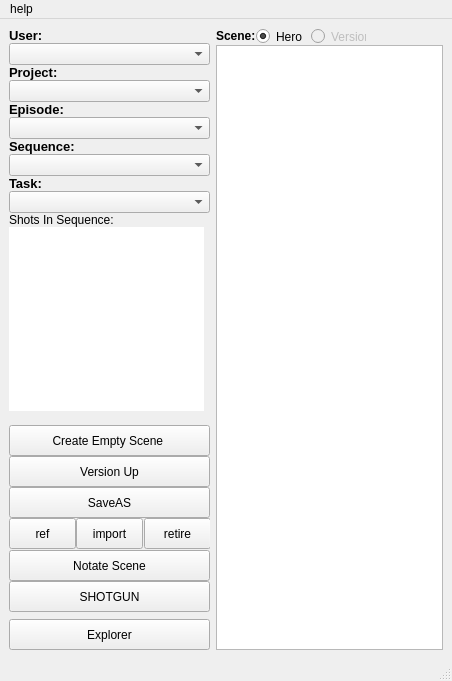
The window that dsShotOpen/dsShotOpenUI.ui (davidwilliamsDK/maya) describes before a commit, drawn with Qt 5.
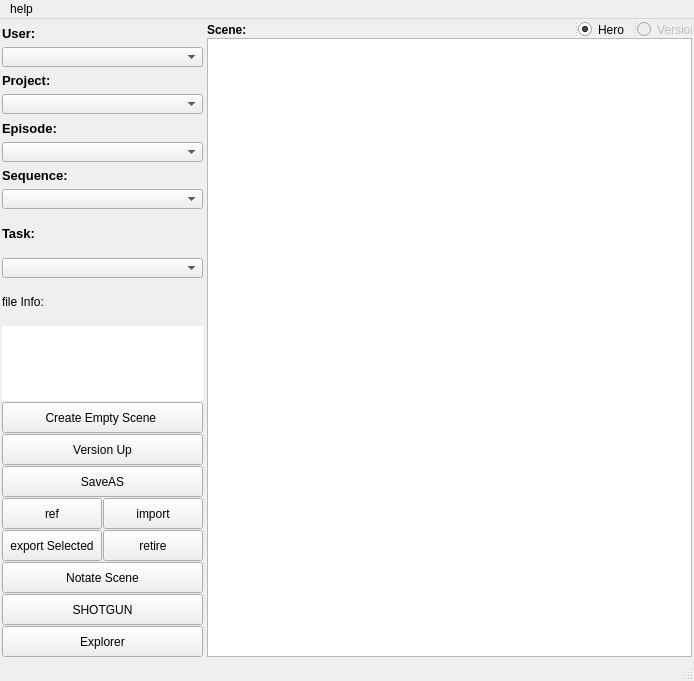
The same window after the commit.

```diff
--- a/dsShotOpen/dsShotOpenUI.ui
+++ b/dsShotOpen/dsShotOpenUI.ui
@@ -6,7 +6,7 @@
    <rect>
     <x>0</x>
     <y>0</y>
-    <width>452</width>
+    <width>694</width>
     <height>681</height>
    </rect>
   </property>
@@ -18,100 +18,36 @@
   </property>
   <property name="maximumSize">
    <size>
-    <width>452</width>
+    <width>1000</width>
     <height>681</height>
    </size>
   </property>
   <property name="windowTitle">
    <string>dsShotOpen</string>
   </property>
+  <property name="documentMode">
+   <bool>false</bool>
+  </property>
   <property name="tabShape">
    <enum>QTabWidget::Rounded</enum>
   </property>
   <widget class="QWidget" name="centralwidget">
+   <property name="sizePolicy">
+    <sizepolicy hsizetype="Expanding" vsizetype="Expanding">
+     <horstretch>0</horstretch>
+     <verstretch>0</verstretch>
+    </sizepolicy>
+   </property>
    <layout class="QGridLayout" name="gridLayout">
+    <property name="horizontalSpacing">
+     <number>4</number>
+    </property>
     <property name="verticalSpacing">
-     <number>0</number>
+     <number>1</number>
     </property>
-    <item row="17" column="0">
-     <widget class="QSplitter" name="splitter">
-      <property name="minimumSize">
-       <size>
-        <width>201</width>
-        <height>32</height>
-       </size>
-      </property>
-      <property name="maximumSize">
-       <size>
-        <width>203</width>
-        <height>31</height>
-       </size>
-      </property>
-      <property name="lineWidth">
-       <number>0</number>
-      </property>
-      <property name="orientation">
-       <enum>Qt::Horizontal</enum>
-      </property>
-      <property name="opaqueResize">
-       <bool>true</bool>
-      </property>
-      <property name="handleWidth">
-       <number>1</number>
-      </property>
-      <widget class="QPushButton" name="ref_B">
-       <property name="minimumSize">
-        <size>
-         <width>67</width>
-         <height>31</height>
-        </size>
-       </property>
-       <property name="maximumSize">
-        <size>
-         <width>67</width>
-         <height>31</height>
-        </size>
-       </property>
-       <property name="text">
-        <string>ref</string>
-       </property>
-      </widget>
-      <widget class="QPushButton" name="import_B">
-       <property name="minimumSize">
-        <size>
-         <width>67</width>
-         <height>31</height>
-        </size>
-       </property>
-       <property name="maximumSize">
-        <size>
-         <width>67</width>
-         <height>31</height>
-        </size>
-       </property>
-       <property name="text">
-        <string>import</string>
-       </property>
-      </widget>
-      <widget class="QPushButton" name="retire_B">
-       <property name="minimumSize">
-        <size>
-         <width>67</width>
-         <height>31</height>
-        </size>
-       </property>
-       <property name="maximumSize">
-        <size>
-         <width>67</width>
-         <height>31</height>
-        </size>
-       </property>
-       <property name="text">
-        <string>retire</string>
-       </property>
-      </widget>
-     </widget>
-    </item>
+    <property name="margin">
+     <number>2</number>
+    </property>
     <item row="0" column="0">
      <widget class="QLabel" name="user_L">
       <property name="maximumSize">
@@ -132,48 +68,126 @@
       </property>
      </widget>
     </item>
-    <item row="7" column="0">
-     <widget class="QComboBox" name="sequence_CB">
-      <property name="minimumSize">
-       <size>
-        <width>150</width>
-        <height>0</height>
-       </size>
-      </property>
-     </widget>
+    <item row="0" column="1" rowspan="20">
+     <layout class="QVBoxLayout" name="verticalLayout_2">
+      <item>
+       <widget class="QSplitter" name="splitter_3">
+        <property name="orientation">
+         <enum>Qt::Horizontal</enum>
+        </property>
+        <property name="opaqueResize">
+         <bool>true</bool>
+        </property>
+        <property name="childrenCollapsible">
+         <bool>true</bool>
+        </property>
+        <widget class="QLabel" name="scene_L">
+         <property name="sizePolicy">
+          <sizepolicy hsizetype="Fixed" vsizetype="Fixed">
+           <horstretch>0</horstretch>
+           <verstretch>0</verstretch>
+          </sizepolicy>
+         </property>
+         <property name="font">
+          <font>
+           <pointsize>9</pointsize>
+           <weight>75</weight>
+           <bold>true</bold>
+          </font>
+         </property>
+         <property name="text">
+          <string>Scene:</string>
+         </property>
+        </widget>
+        <widget class="QRadioButton" name="hero_RB">
+         <property name="enabled">
+          <bool>true</bool>
+         </property>
+         <property name="minimumSize">
+          <size>
+           <width>55</width>
+           <height>17</height>
+          </size>
+         </property>
+         <property name="maximumSize">
+          <size>
+           <width>47</width>
+           <height>17</height>
+          </size>
+         </property>
+         <property name="text">
+          <string>Hero</string>
+         </property>
+         <property name="checked">
+          <bool>true</bool>
+         </property>
+        </widget>
+        <widget class="QRadioButton" name="version_RB">
+         <property name="enabled">
+          <bool>false</bool>
+         </property>
+         <property name="minimumSize">
+          <size>
+           <width>55</width>
+           <height>17</height>
+          </size>
+         </property>
+         <property name="maximumSize">
+          <size>
+           <width>47</width>
+           <height>17</height>
+          </size>
+         </property>
+         <property name="text">
+          <string>Version</string>
+         </property>
+         <property name="checked">
+          <bool>false</bool>
+         </property>
+        </widget>
+       </widget>
+      </item>
+      <item>
+       <widget class="QListWidget" name="scene_LW">
+        <property name="minimumSize">
+         <size>
+          <width>211</width>
+          <height>400</height>
+         </size>
+        </property>
+        <property name="iconSize">
+         <size>
+          <width>550</width>
+          <height>550</height>
+         </size>
+        </property>
+        <property name="spacing">
+         <number>5</number>
+        </property>
+        <property name="gridSize">
+         <size>
+          <width>1</width>
+          <height>25</height>
+         </size>
+        </property>
+       </widget>
+      </item>
+     </layout>
     </item>
-    <item row="15" column="0">
-     <widget class="QPushButton" name="versionUp_B">
-      <property name="enabled">
-       <bool>true</bool>
-      </property>
-      <property name="sizePolicy">
-       <sizepolicy hsizetype="Fixed" vsizetype="Fixed">
-        <horstretch>0</horstretch>
-        <verstretch>0</verstretch>
-       </sizepolicy>
-      </property>
+    <item row="1" column="0">
+     <widget class="QComboBox" name="user_CB">
       <property name="minimumSize">
        <size>
-        <width>201</width>
-        <height>31</height>
+        <width>199</width>
+        <height>20</height>
        </size>
       </property>
       <property name="maximumSize">
        <size>
         <width>201</width>
-        <height>31</height>
+        <height>20</height>
        </size>
       </property>
-      <property name="font">
-       <font>
-        <weight>50</weight>
-        <bold>false</bold>
-       </font>
-      </property>
-      <property name="text">
-       <string>Version Up</string>
-      </property>
      </widget>
     </item>
     <item row="2" column="0">
@@ -200,43 +214,124 @@
      <widget class="QComboBox" name="projects_CB">
       <property name="minimumSize">
        <size>
-        <width>150</width>
-        <height>0</height>
+        <width>199</width>
+        <height>20</height>
        </size>
       </property>
+      <property name="maximumSize">
+       <size>
+        <width>201</width>
+        <height>20</height>
+       </size>
+      </property>
      </widget>
     </item>
-    <item row="18" column="0">
-     <widget class="QPushButton" name="notate_B">
-      <property name="enabled">
-       <bool>true</bool>
+    <item row="4" column="0">
+     <widget class="QLabel" name="episode_L">
+      <property name="maximumSize">
+       <size>
+        <width>201</width>
+        <height>26</height>
+       </size>
       </property>
-      <property name="sizePolicy">
-       <sizepolicy hsizetype="Fixed" vsizetype="Fixed">
-        <horstretch>0</horstretch>
-        <verstretch>0</verstretch>
-       </sizepolicy>
+      <property name="font">
+       <font>
+        <pointsize>10</pointsize>
+        <weight>75</weight>
+        <bold>true</bold>
+       </font>
       </property>
+      <property name="text">
+       <string>Episode:</string>
+      </property>
+     </widget>
+    </item>
+    <item row="5" column="0">
+     <widget class="QComboBox" name="episodes_CB">
       <property name="minimumSize">
        <size>
+        <width>199</width>
+        <height>20</height>
+       </size>
+      </property>
+      <property name="maximumSize">
+       <size>
         <width>201</width>
-        <height>31</height>
+        <height>20</height>
        </size>
       </property>
+     </widget>
+    </item>
+    <item row="6" column="0">
+     <widget class="QLabel" name="seq_L">
       <property name="maximumSize">
        <size>
         <width>201</width>
-        <height>31</height>
+        <height>25</height>
        </size>
       </property>
       <property name="font">
        <font>
-        <weight>50</weight>
-        <bold>false</bold>
+        <pointsize>10</pointsize>
+        <weight>75</weight>
+        <bold>true</bold>
        </font>
       </property>
       <property name="text">
-       <string>Notate Scene</string>
+       <string>Sequence:</string>
+      </property>
+     </widget>
+    </item>
+    <item row="7" column="0">
+     <widget class="QComboBox" name="sequence_CB">
+      <property name="minimumSize">
+       <size>
+        <width>199</width>
+        <height>20</height>
+       </size>
+      </property>
+      <property name="maximumSize">
+       <size>
+        <width>201</width>
+        <height>20</height>
+       </size>
+      </property>
+     </widget>
+    </item>
+    <item row="8" column="0">
+     <widget class="QLabel" name="task_L">
+      <property name="font">
+       <font>
+        <pointsize>10</pointsize>
+        <weight>75</weight>
+        <bold>true</bold>
+       </font>
+      </property>
+      <property name="text">
+       <string>Task:</string>
+      </property>
+     </widget>
+    </item>
+    <item row="9" column="0">
+     <widget class="QComboBox" name="task_CB">
+      <property name="minimumSize">
+       <size>
+        <width>199</width>
+        <height>20</height>
+       </size>
+      </property>
+      <property name="maximumSize">
+       <size>
+        <width>201</width>
+        <height>20</height>
+       </size>
+      </property>
+     </widget>
+    </item>
+    <item row="10" column="0">
+     <widget class="QLabel" name="shots_L">
+      <property name="text">
+       <string>file Info:</string>
       </property>
      </widget>
     </item>
@@ -244,14 +339,14 @@
      <widget class="QListWidget" name="shots_LW">
       <property name="minimumSize">
        <size>
-        <width>195</width>
-        <height>184</height>
+        <width>201</width>
+        <height>75</height>
        </size>
       </property>
       <property name="maximumSize">
        <size>
-        <width>195</width>
-        <height>184</height>
+        <width>201</width>
+        <height>75</height>
        </size>
       </property>
       <property name="frameShape">
@@ -268,207 +363,7 @@
       </property>
      </widget>
     </item>
-    <item row="8" column="0">
-     <widget class="QLabel" name="task_L">
-      <property name="font">
-       <font>
-        <pointsize>10</pointsize>
-        <weight>75</weight>
-        <bold>true</bold>
-       </font>
-      </property>
-      <property name="text">
-       <string>Task:</string>
-      </property>
-     </widget>
-    </item>
-    <item row="10" column="0">
-     <widget class="QLabel" name="shots_L">
-      <property name="text">
-       <string>Shots In Sequence:</string>
-      </property>
-     </widget>
-    </item>
-    <item row="9" column="0">
-     <widget class="QComboBox" name="task_CB">
-      <property name="minimumSize">
-       <size>
-        <width>150</width>
-        <height>0</height>
-       </size>
-      </property>
-     </widget>
-    </item>
-    <item row="0" column="1" rowspan="22">
-     <layout class="QGridLayout" name="gridLayout_2">
-      <item row="0" column="0">
-       <widget class="QLabel" name="scene_L">
-        <property name="sizePolicy">
-         <sizepolicy hsizetype="Fixed" vsizetype="Fixed">
-          <horstretch>0</horstretch>
-          <verstretch>0</verstretch>
-         </sizepolicy>
-        </property>
-        <property name="font">
-         <font>
-          <pointsize>9</pointsize>
-          <weight>75</weight>
-          <bold>true</bold>
-         </font>
-        </property>
-        <property name="text">
-         <string>Scene:</string>
-        </property>
-       </widget>
-      </item>
-      <item row="0" column="1">
-       <widget class="QRadioButton" name="hero_RB">
-        <property name="enabled">
-         <bool>true</bool>
-        </property>
-        <property name="minimumSize">
-         <size>
-          <width>55</width>
-          <height>17</height>
-         </size>
-        </property>
-        <property name="maximumSize">
-         <size>
-          <width>47</width>
-          <height>17</height>
-         </size>
-        </property>
-        <property name="text">
-         <string>Hero</string>
-        </property>
-        <property name="checked">
-         <bool>true</bool>
-        </property>
-       </widget>
-      </item>
-      <item row="0" column="2">
-       <widget class="QRadioButton" name="version_RB">
-        <property name="enabled">
-         <bool>false</bool>
-        </property>
-        <property name="minimumSize">
-         <size>
-          <width>55</width>
-          <height>17</height>
-         </size>
-        </property>
-        <property name="maximumSize">
-         <size>
-          <width>47</width>
-          <height>17</height>
-         </size>
-        </property>
-        <property name="text">
-         <string>Version</string>
-        </property>
-        <property name="checked">
-         <bool>false</bool>
-        </property>
-       </widget>
-      </item>
-      <item row="1" column="0" colspan="4">
-       <widget class="QListWidget" name="scene_LW">
-        <property name="minimumSize">
-         <size>
-          <width>211</width>
-          <height>400</height>
-         </size>
-        </property>
-        <property name="iconSize">
-         <size>
-          <width>100</width>
-          <height>500</height>
-         </size>
-        </property>
-       </widget>
-      </item>
-     </layout>
-    </item>
-    <item row="1" column="0">
-     <widget class="QComboBox" name="user_CB">
-      <property name="minimumSize">
-       <size>
-        <width>150</width>
-        <height>0</height>
-       </size>
-      </property>
-     </widget>
-    </item>
-    <item row="5" column="0">
-     <widget class="QComboBox" name="episodes_CB">
-      <property name="minimumSize">
-       <size>
-        <width>150</width>
-        <height>0</height>
-       </size>
-      </property>
-     </widget>
-    </item>
-    <item row="6" column="0">
-     <widget class="QLabel" name="seq_L">
-      <property name="maximumSize">
-       <size>
-        <width>201</width>
-        <height>25</height>
-       </size>
-      </property>
-      <property name="font">
-       <font>
-        <pointsize>10</pointsize>
-        <weight>75</weight>
-        <bold>true</bold>
-       </font>
-      </property>
-      <property name="text">
-       <string>Sequence:</string>
-      </property>
-     </widget>
-    </item>
-    <item row="4" column="0">
-     <widget class="QLabel" name="episode_L">
-      <property name="maximumSize">
-       <size>
-        <width>201</width>
-        <height>26</height>
-       </size>
-      </property>
-      <property name="font">
-       <font>
-        <pointsize>10</pointsize>
-        <weight>75</weight>
-        <bold>true</bold>
-       </font>
-      </property>
-      <property name="text">
-       <string>Episode:</string>
-      </property>
-     </widget>
-    </item>
-    <item row="19" column="0">
-     <widget class="QPushButton" name="sg_B">
-      <property name="minimumSize">
-       <size>
-        <width>201</width>
-        <height>31</height>
-       </size>
-      </property>
-      <property name="maximumSize">
-       <size>
-        <width>201</width>
-        <height>31</height>
-       </size>
-      </property>
-      <property name="text">
-       <string>SHOTGUN</string>
-      </property>
-     </widget>
-    </item>
-    <item row="14" column="0">
+    <item row="12" column="0">
      <widget class="QPushButton" name="createEmpty_B">
       <property name="enabled">
        <bool>true</bool>
@@ -502,8 +397,8 @@
       </property>
      </widget>
     </item>
-    <item row="21" column="0">
-     <widget class="QPushButton" name="explorer_B">
+    <item row="13" column="0">
+     <widget class="QPushButton" name="versionUp_B">
       <property name="enabled">
        <bool>true</bool>
       </property>
@@ -532,11 +427,11 @@
        </font>
       </property>
       <property name="text">
-       <string>Explorer</string>
+       <string>Version Up</string>
       </property>
      </widget>
     </item>
-    <item row="16" column="0">
+    <item row="14" column="0">
      <widget class="QPushButton" name="saveAs_B">
       <property name="minimumSize">
        <size>
@@ -544,11 +439,222 @@
         <height>31</height>
        </size>
       </property>
+      <property name="maximumSize">
+       <size>
+        <width>201</width>
+        <height>31</height>
+       </size>
+      </property>
       <property name="text">
        <string>SaveAS</string>
       </property>
      </widget>
     </item>
+    <item row="15" column="0">
+     <widget class="QSplitter" name="splitter">
+      <property name="minimumSize">
+       <size>
+        <width>201</width>
+        <height>31</height>
+       </size>
+      </property>
+      <property name="maximumSize">
+       <size>
+        <width>200</width>
+        <height>31</height>
+       </size>
+      </property>
+      <property name="orientation">
+       <enum>Qt::Horizontal</enum>
+      </property>
+      <property name="handleWidth">
+       <number>1</number>
+      </property>
+      <widget class="QPushButton" name="ref_B">
+       <property name="minimumSize">
+        <size>
+         <width>100</width>
+         <height>31</height>
+        </size>
+       </property>
+       <property name="maximumSize">
+        <size>
+         <width>100</width>
+         <height>31</height>
+        </size>
+       </property>
+       <property name="text">
+        <string>ref</string>
+       </property>
+      </widget>
+      <widget class="QPushButton" name="import_B">
+       <property name="minimumSize">
+        <size>
+         <width>100</width>
+         <height>31</height>
+        </size>
+       </property>
+       <property name="maximumSize">
+        <size>
+         <width>99</width>
+         <height>31</height>
+        </size>
+       </property>
+       <property name="text">
+        <string>import</string>
+       </property>
+      </widget>
+     </widget>
+    </item>
+    <item row="16" column="0">
+     <widget class="QSplitter" name="splitter_2">
+      <property name="minimumSize">
+       <size>
+        <width>201</width>
+        <height>31</height>
+       </size>
+      </property>
+      <property name="maximumSize">
+       <size>
+        <width>200</width>
+        <height>31</height>
+       </size>
+      </property>
+      <property name="orientation">
+       <enum>Qt::Horizontal</enum>
+      </property>
+      <property name="opaqueResize">
+       <bool>true</bool>
+      </property>
+      <property name="handleWidth">
+       <number>1</number>
+      </property>
+      <property name="childrenCollapsible">
+       <bool>false</bool>
+      </property>
+      <widget class="QPushButton" name="export_B">
+       <property name="minimumSize">
+        <size>
+         <width>100</width>
+         <height>31</height>
+        </size>
+       </property>
+       <property name="maximumSize">
+        <size>
+         <width>100</width>
+         <height>31</height>
+        </size>
+       </property>
+       <property name="text">
+        <string>export Selected</string>
+       </property>
+      </widget>
+      <widget class="QPushButton" name="retire_B">
+       <property name="minimumSize">
+        <size>
+         <width>100</width>
+         <height>31</height>
+        </size>
+       </property>
+       <property name="maximumSize">
+        <size>
+         <width>99</width>
+         <height>31</height>
+        </size>
+       </property>
+       <property name="text">
+        <string>retire</string>
+       </property>
+      </widget>
+     </widget>
+    </item>
+    <item row="17" column="0">
+     <widget class="QPushButton" name="notate_B">
+      <property name="enabled">
+       <bool>true</bool>
+      </property>
+      <property name="sizePolicy">
+       <sizepolicy hsizetype="Fixed" vsizetype="Fixed">
+        <horstretch>0</horstretch>
+        <verstretch>0</verstretch>
+       </sizepolicy>
+      </property>
+      <property name="minimumSize">
+       <size>
+        <width>201</width>
+        <height>31</height>
+       </size>
+      </property>
+      <property name="maximumSize">
+       <size>
+        <width>201</width>
+        <height>31</height>
+       </size>
+      </property>
+      <property name="font">
+       <font>
+        <weight>50</weight>
+        <bold>false</bold>
+       </font>
+      </property>
+      <property name="text">
+       <string>Notate Scene</string>
+      </property>
+     </widget>
+    </item>
+    <item row="18" column="0">
+     <widget class="QPushButton" name="sg_B">
+      <property name="minimumSize">
+       <size>
+        <width>201</width>
+        <height>31</height>
+       </size>
+      </property>
+      <property name="maximumSize">
+       <size>
+        <width>201</width>
+        <height>31</height>
+       </size>
+      </property>
+      <property name="text">
+       <string>SHOTGUN</string>
+      </property>
+     </widget>
+    </item>
+    <item row="19" column="0">
+     <widget class="QPushButton" name="explorer_B">
+      <property name="enabled">
+       <bool>true</bool>
+      </property>
+      <property name="sizePolicy">
+       <sizepolicy hsizetype="Fixed" vsizetype="Fixed">
+        <horstretch>0</horstretch>
+        <verstretch>0</verstretch>
+       </sizepolicy>
+      </property>
+      <property name="minimumSize">
+       <size>
+        <width>201</width>
+        <height>31</height>
+       </size>
+      </property>
+      <property name="maximumSize">
+       <size>
+        <width>201</width>
+        <height>31</height>
+       </size>
+      </property>
+      <property name="font">
+       <font>
+        <weight>50</weight>
+        <bold>false</bold>
+       </font>
+      </property>
+      <property name="text">
+       <string>Explorer</string>
+      </property>
+     </widget>
+    </item>
    </layout>
   </widget>
   <widget class="QMenuBar" name="menubar">
@@ -556,7 +662,7 @@
     <rect>
      <x>0</x>
      <y>0</y>
-     <width>452</width>
+     <width>694</width>
      <height>18</height>
     </rect>
    </property>
@@ -568,7 +674,7 @@
    </widget>
    <addaction name="menuHelp"/>
   </widget>
-  <widget class="QStatusBar" name="statusbar"/>
+  <widget class="QStatusBar" name="statusBar"/>
   <action name="actionVfx_wiki_dk">
    <property name="text">
     <string>wiki</string>
```
